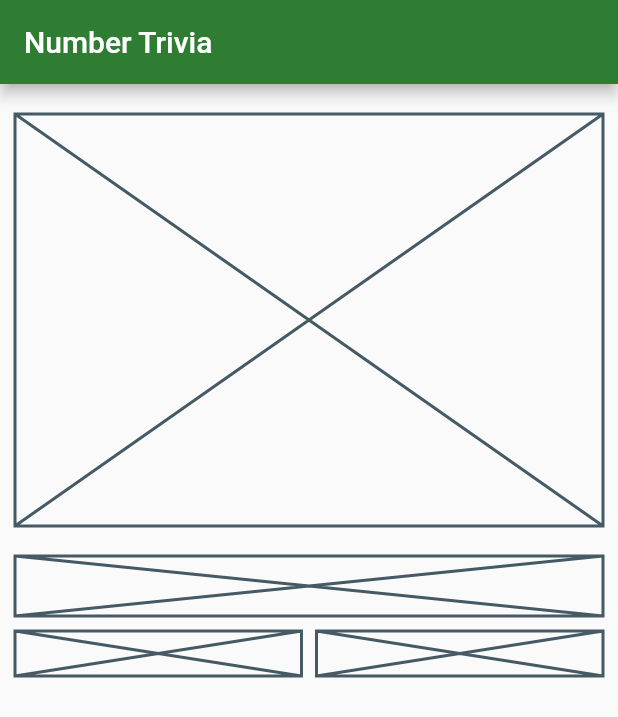
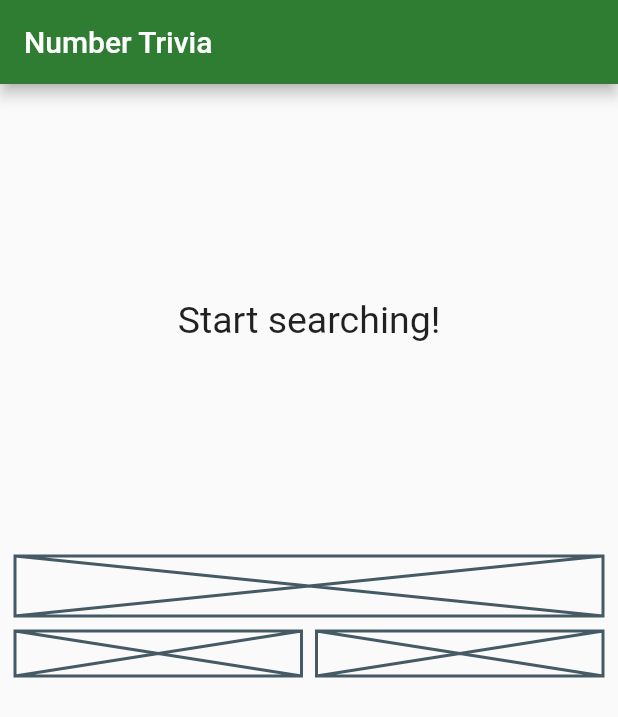
Before and after one commit to ggguille/flutter_number_trivia_app, a Flutter app: the screen it shows after launch, on a phone screen of 412 x 824 dp. Shown: the top 717 px of the screen. Run offline on Flutter 3.47's test engine with Material 2 defaults, Android fonts, the phone set to English and light mode, and no system bars; our stand-ins replace dartz, data_connection_checker, equatable, flutter_bloc, get_it, shared_preferences.

Commit message:
Message disaply Empty and Error states

```diff
--- a/lib/features/number_trivia/presentation/pages/number_trivia_page.dart
+++ b/lib/features/number_trivia/presentation/pages/number_trivia_page.dart
@@ -25,11 +25,18 @@ BlocProvider<NumberTriviaBloc> buildBody(BuildContext context) {
             children: <Widget>[
               SizedBox(height: 10),
               // Top half
-              Container(
-                // Third of the size of the screen
-                height: MediaQuery.of(context).size.height / 3,
-                // Message Text widgets / CircularLoadingIndicator
-                child: Placeholder(),
+              BlocBuilder<NumberTriviaBloc, NumberTriviaState>(
+                builder: (context, state) {
+                  if (state is Empty) {
+                    return MessageDisplay(
+                      message: 'Start searching!',
+                    );
+                  } else if (state is Error) {
+                    return MessageDisplay(
+                      message: state.message,
+                    );
+                  }
+                }
               ),
               SizedBox(height: 20),
               // Bottom half
@@ -59,3 +66,30 @@ BlocProvider<NumberTriviaBloc> buildBody(BuildContext context) {
       )
   );
 }
+
+class MessageDisplay extends StatelessWidget {
+  final String message;
+
+  MessageDisplay({
+      Key key,
+      @required this.message,
+  }) : assert(message != null),
+        super(key: key);
+
+  @override
+  Widget build(BuildContext context) {
+    return Container(
+      // Third of the size of the screen
+      height: MediaQuery.of(context).size.height / 3,
+      child: Center(
+        child: SingleChildScrollView(
+          child: Text(
+            message,
+            style: TextStyle(fontSize: 25),
+            textAlign: TextAlign.center,
+          ),
+        ),
+      ),
+    );
+  }
+}
```
